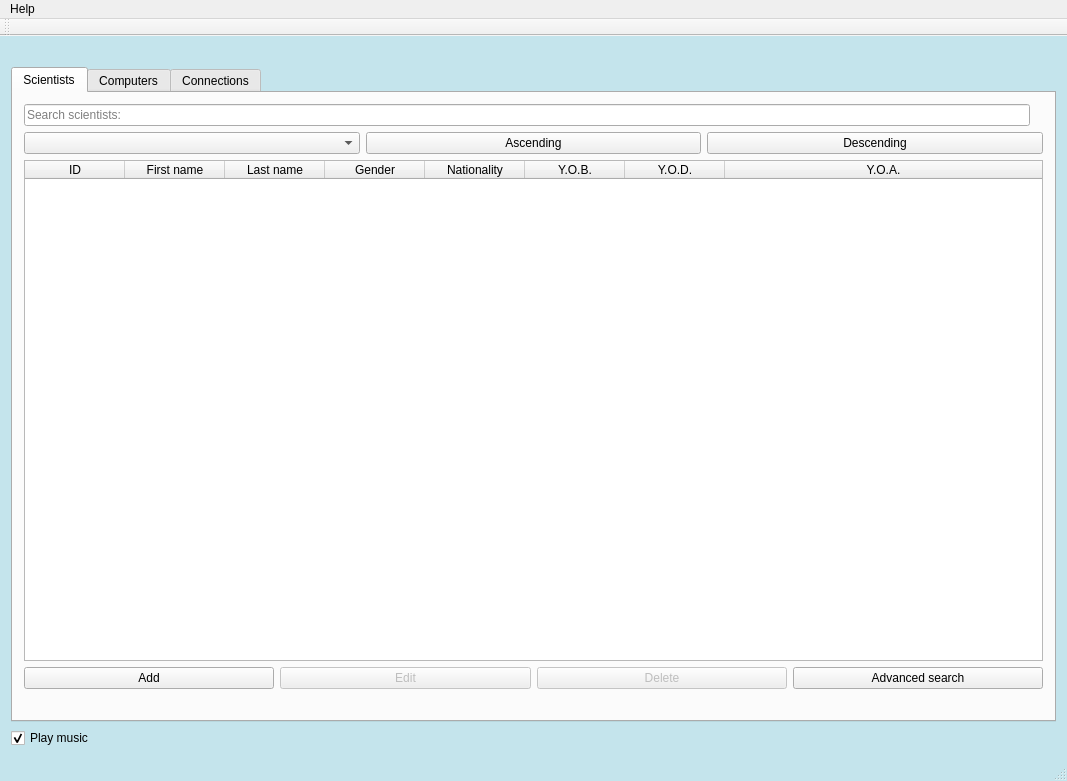
First picture: the form in Gui-Vln-2016/mainwindow.ui, repository ivark16/Vln-2016, before the edit.
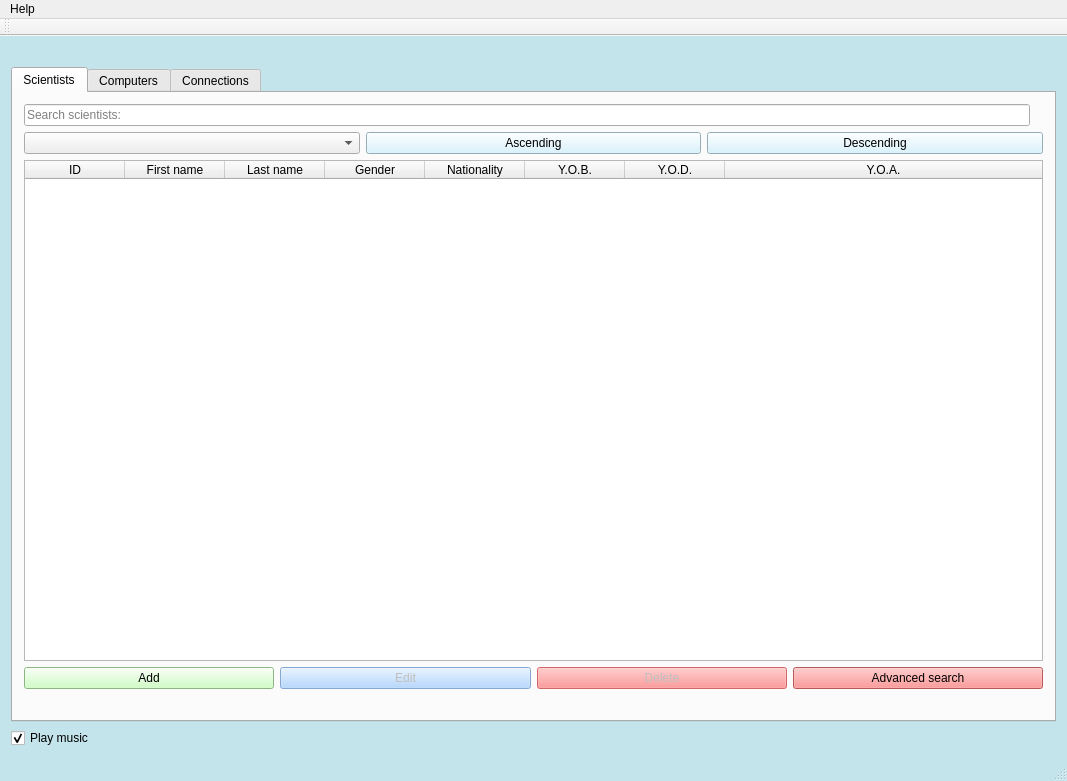
Second picture: the form after the edit. Icons and pictures are not drawn.

Commit message: aesthetics pt 2

```diff
--- a/Gui-Vln-2016/mainwindow.ui
+++ b/Gui-Vln-2016/mainwindow.ui
@@ -61,6 +61,12 @@
         <verstretch>0</verstretch>
        </sizepolicy>
       </property>
+      <property name="styleSheet">
+       <string notr="true">QAbstractButton
+{
+	background:rgb(255, 125, 125)
+}</string>
+      </property>
       <property name="currentIndex">
        <number>0</number>
       </property>
@@ -94,6 +100,12 @@
           </item>
           <item>
            <widget class="QPushButton" name="pushButtonAscending">
+            <property name="styleSheet">
+             <string notr="true">QAbstractButton
+{
+	background:rgb(208, 241, 255)
+}</string>
+            </property>
             <property name="text">
              <string>Ascending</string>
             </property>
@@ -101,6 +113,12 @@
           </item>
           <item>
            <widget class="QPushButton" name="pushButtonDescending">
+            <property name="styleSheet">
+             <string notr="true">QAbstractButton
+{
+	background:rgb(208, 241, 255)
+}</string>
+            </property>
             <property name="text">
              <string>Descending</string>
             </property>
@@ -230,6 +248,12 @@
          <layout class="QHBoxLayout" name="horizontalLayout_8">
           <item>
            <widget class="QPushButton" name="pushButtonAddScientist">
+            <property name="styleSheet">
+             <string notr="true">QAbstractButton
+{
+	background:rgb(195, 255, 181)
+}</string>
+            </property>
             <property name="text">
              <string>Add</string>
             </property>
@@ -240,6 +264,12 @@
             <property name="enabled">
              <bool>false</bool>
             </property>
+            <property name="styleSheet">
+             <string notr="true">QAbstractButton
+{
+	background:rgb(162, 204, 255)
+}</string>
+            </property>
             <property name="text">
              <string>Edit</string>
             </property>
@@ -250,6 +280,12 @@
             <property name="enabled">
              <bool>false</bool>
             </property>
+            <property name="styleSheet">
+             <string notr="true">QAbstractButton
+{
+	background:rgb(255, 125, 125)
+}</string>
+            </property>
             <property name="text">
              <string>Delete</string>
             </property>
```
Left out of the diff: 54 changed lines with no effect on the pictures.
